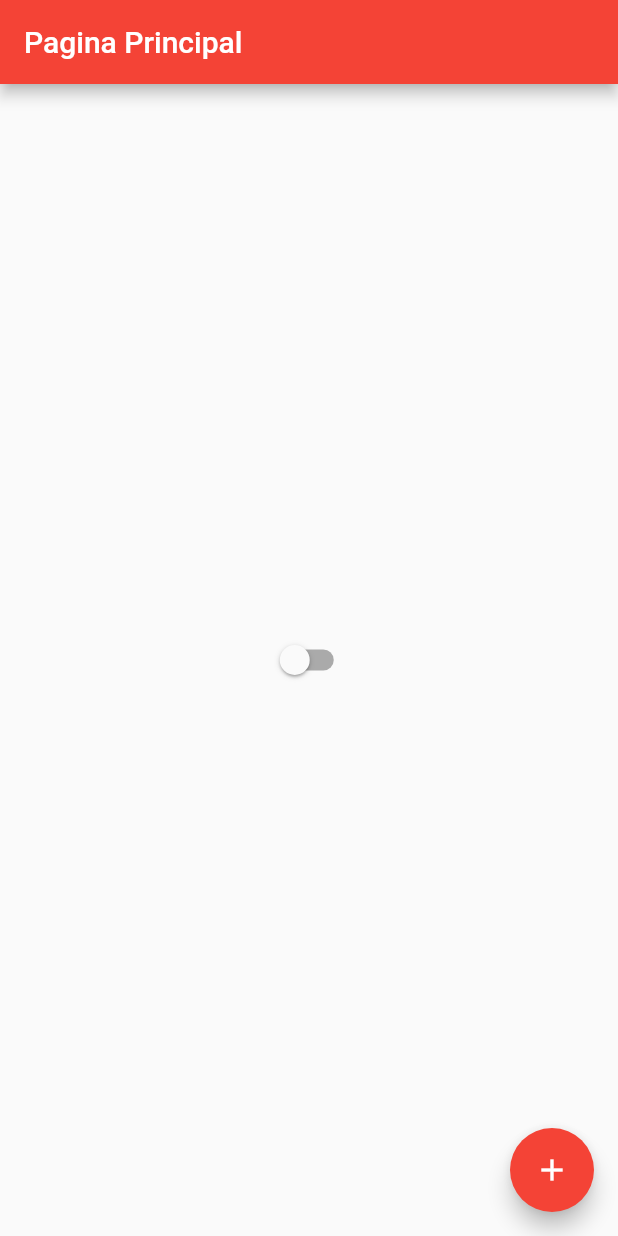
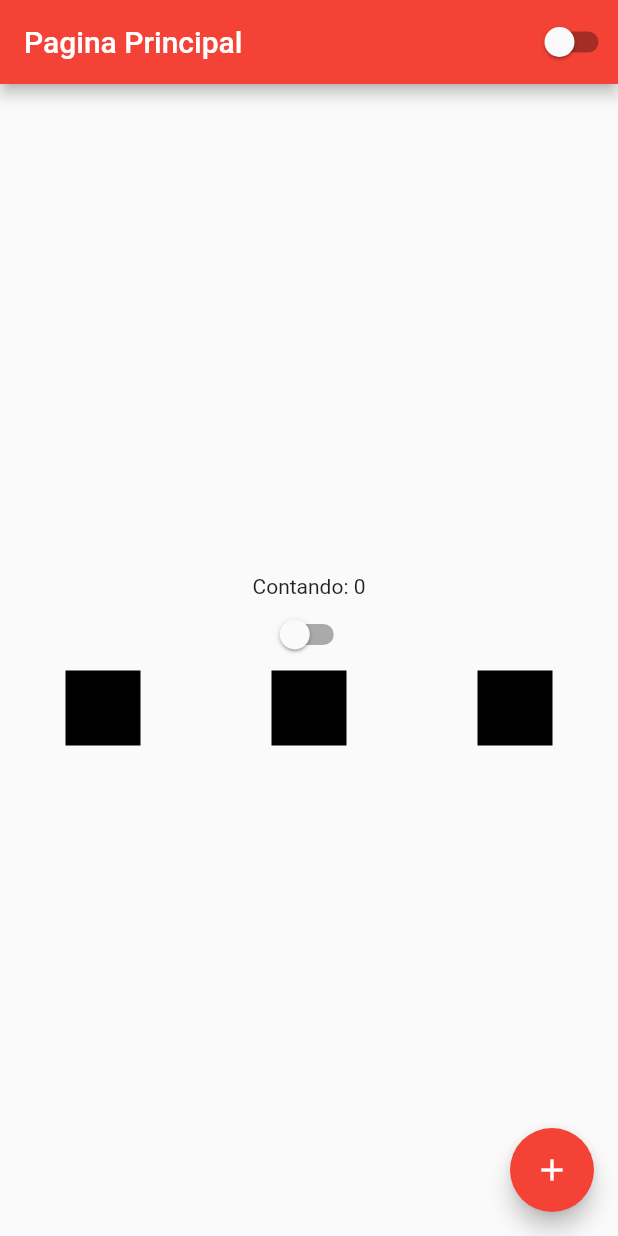
Before and after one commit to CarlosViniMSouza/MyAppTestFlutter, a Flutter app: the screen it shows after launch, on a phone screen of 412 x 824 dp. Run offline on Flutter 3.47's test engine with Material 2 defaults, Android fonts, the phone set to English and light mode, and no system bars.

Commit message:
Aula 15 - concluida

```diff
--- a/lib/home_page.dart
+++ b/lib/home_page.dart
@@ -16,13 +16,41 @@
     return Scaffold(
       appBar: AppBar(
         title: Text('Pagina Principal'),
+        actions: [
+          CustomSwitcher(),
+        ],
       ),
-      body: Center(
-        child: Switch(
-            value: AppController.instace.isDartTheme,
-            onChanged: (value) {
-              AppController.instace.changeTheme();
-            }),
+      body: Container(
+        width: double.infinity,
+        height: double.infinity,
+        child: Column(
+          mainAxisAlignment: MainAxisAlignment.center,
+          children: [
+            Text('Contando: $counter'),
+            CustomSwitcher(),
+            Row(
+              mainAxisAlignment: MainAxisAlignment.spaceAround,
+              crossAxisAlignment: CrossAxisAlignment.center,
+              children: [
+                Container(
+                  width: 50,
+                  height: 50,
+                  color: Colors.black,
+                ),
+                Container(
+                  width: 50,
+                  height: 50,
+                  color: Colors.black,
+                ),
+                Container(
+                  width: 50,
+                  height: 50,
+                  color: Colors.black,
+                ),
+              ],
+            ),
+          ],
+        ),
       ),
       floatingActionButton: FloatingActionButton(
         child: Icon(Icons.add),
@@ -36,3 +64,16 @@
     );
   }
 }
+
+class CustomSwitcher extends StatelessWidget {
+  const CustomSwitcher({Key? key}) : super(key: key);
+
+  @override
+  Widget build(BuildContext context) {
+    return Switch(
+        value: AppController.instace.isDartTheme,
+        onChanged: (value) {
+          AppController.instace.changeTheme();
+    });
+  }
+}
```
